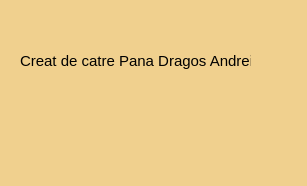
Old version of the form Despre.ui in the repository Dragos313/calculator_matrice.
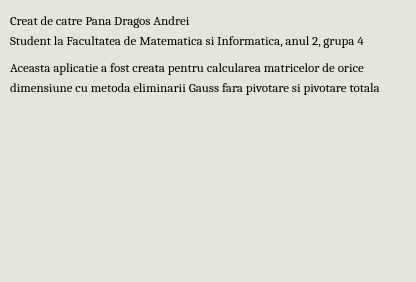
New version of the form. Icons and pictures are not drawn.

```diff
--- a/Despre.ui
+++ b/Despre.ui
@@ -6,8 +6,8 @@
    <rect>
     <x>0</x>
     <y>0</y>
-    <width>307</width>
-    <height>186</height>
+    <width>416</width>
+    <height>282</height>
    </rect>
   </property>
   <property name="palette">
@@ -25,9 +25,9 @@
      <colorrole role="Button">
       <brush brushstyle="SolidPattern">
        <color alpha="255">
-        <red>240</red>
-        <green>208</green>
-        <blue>142</blue>
+        <red>230</red>
+        <green>229</green>
+        <blue>219</blue>
        </color>
       </brush>
      </colorrole>
@@ -43,27 +43,27 @@
      <colorrole role="Midlight">
       <brush brushstyle="SolidPattern">
        <color alpha="255">
-        <red>247</red>
-        <green>231</green>
-        <blue>198</blue>
+        <red>242</red>
+        <green>242</green>
+        <blue>237</blue>
        </color>
       </brush>
      </colorrole>
      <colorrole role="Dark">
       <brush brushstyle="SolidPattern">
        <color alpha="255">
-        <red>120</red>
-        <green>104</green>
-        <blue>71</blue>
+        <red>115</red>
+        <green>114</green>
+        <blue>109</blue>
        </color>
       </brush>
      </colorrole>
      <colorrole role="Mid">
       <brush brushstyle="SolidPattern">
        <color alpha="255">
-        <red>160</red>
-        <green>139</green>
-        <blue>95</blue>
+        <red>153</red>
+        <green>153</green>
+        <blue>146</blue>
        </color>
       </brush>
      </colorrole>
@@ -106,9 +106,9 @@
      <colorrole role="Window">
       <brush brushstyle="SolidPattern">
        <color alpha="255">
-        <red>240</red>
-        <green>208</green>
-        <blue>142</blue>
+        <red>230</red>
+        <green>229</green>
+        <blue>219</blue>
        </color>
       </brush>
      </colorrole>
@@ -124,9 +124,9 @@
      <colorrole role="AlternateBase">
       <brush brushstyle="SolidPattern">
        <color alpha="255">
-        <red>247</red>
-        <green>231</green>
-        <blue>198</blue>
+        <red>242</red>
+        <green>242</green>
+        <blue>237</blue>
        </color>
       </brush>
      </colorrole>
@@ -162,9 +162,9 @@
      <colorrole role="Button">
       <brush brushstyle="SolidPattern">
        <color alpha="255">
-        <red>240</red>
-        <green>208</green>
-        <blue>142</blue>
+        <red>230</red>
+        <green>229</green>
+        <blue>219</blue>
        </color>
       </brush>
      </colorrole>
@@ -180,27 +180,27 @@
      <colorrole role="Midlight">
       <brush brushstyle="SolidPattern">
        <color alpha="255">
-        <red>247</red>
-        <green>231</green>
-        <blue>198</blue>
+        <red>242</red>
+        <green>242</green>
+        <blue>237</blue>
        </color>
       </brush>
      </colorrole>
      <colorrole role="Dark">
       <brush brushstyle="SolidPattern">
        <color alpha="255">
-        <red>120</red>
-        <green>104</green>
-        <blue>71</blue>
+        <red>115</red>
+        <green>114</green>
+        <blue>109</blue>
        </color>
       </brush>
      </colorrole>
      <colorrole role="Mid">
       <brush brushstyle="SolidPattern">
        <color alpha="255">
-        <red>160</red>
-        <green>139</green>
-        <blue>95</blue>
+        <red>153</red>
+        <green>153</green>
+        <blue>146</blue>
        </color>
       </brush>
      </colorrole>
@@ -243,9 +243,9 @@
      <colorrole role="Window">
       <brush brushstyle="SolidPattern">
        <color alpha="255">
-        <red>240</red>
-        <green>208</green>
-        <blue>142</blue>
+        <red>230</red>
+        <green>229</green>
+        <blue>219</blue>
        </color>
       </brush>
      </colorrole>
@@ -261,9 +261,9 @@
      <colorrole role="AlternateBase">
       <brush brushstyle="SolidPattern">
        <color alpha="255">
-        <red>247</red>
-        <green>231</green>
-        <blue>198</blue>
+        <red>242</red>
+        <green>242</green>
+        <blue>237</blue>
        </color>
       </brush>
      </colorrole>
@@ -290,18 +290,18 @@
      <colorrole role="WindowText">
       <brush brushstyle="SolidPattern">
        <color alpha="255">
-        <red>120</red>
-        <green>104</green>
-        <blue>71</blue>
+        <red>115</red>
+        <green>114</green>
+        <blue>109</blue>
        </color>
       </brush>
      </colorrole>
      <colorrole role="Button">
       <brush brushstyle="SolidPattern">
        <color alpha="255">
-        <red>240</red>
-        <green>208</green>
-        <blue>142</blue>
+        <red>230</red>
+        <green>229</green>
+        <blue>219</blue>
        </color>
       </brush>
      </colorrole>
@@ -317,36 +317,36 @@
      <colorrole role="Midlight">
       <brush brushstyle="SolidPattern">
        <color alpha="255">
-        <red>247</red>
-        <green>231</green>
-        <blue>198</blue>
+        <red>242</red>
+        <green>242</green>
+        <blue>237</blue>
        </color>
       </brush>
      </colorrole>
      <colorrole role="Dark">
       <brush brushstyle="SolidPattern">
        <color alpha="255">
-        <red>120</red>
-        <green>104</green>
-        <blue>71</blue>
+        <red>115</red>
+        <green>114</green>
+        <blue>109</blue>
        </color>
       </brush>
      </colorrole>
      <colorrole role="Mid">
       <brush brushstyle="SolidPattern">
        <color alpha="255">
-        <red>160</red>
-        <green>139</green>
-        <blue>95</blue>
+        <red>153</red>
+        <green>153</green>
+        <blue>146</blue>
        </color>
       </brush>
      </colorrole>
      <colorrole role="Text">
       <brush brushstyle="SolidPattern">
        <color alpha="255">
-        <red>120</red>
-        <green>104</green>
-        <blue>71</blue>
+        <red>115</red>
+        <green>114</green>
+        <blue>109</blue>
        </color>
       </brush>
      </colorrole>
@@ -362,27 +362,27 @@
      <colorrole role="ButtonText">
       <brush brushstyle="SolidPattern">
        <color alpha="255">
-        <red>120</red>
-        <green>104</green>
-        <blue>71</blue>
+        <red>115</red>
+        <green>114</green>
+        <blue>109</blue>
        </color>
       </brush>
      </colorrole>
      <colorrole role="Base">
       <brush brushstyle="SolidPattern">
        <color alpha="255">
-        <red>240</red>
-        <green>208</green>
-        <blue>142</blue>
+        <red>230</red>
+        <green>229</green>
+        <blue>219</blue>
        </color>
       </brush>
      </colorrole>
      <colorrole role="Window">
       <brush brushstyle="SolidPattern">
        <color alpha="255">
-        <red>240</red>
-        <green>208</green>
-        <blue>142</blue>
+        <red>230</red>
+        <green>229</green>
+        <blue>219</blue>
        </color>
       </brush>
      </colorrole>
@@ -398,9 +398,9 @@
      <colorrole role="AlternateBase">
       <brush brushstyle="SolidPattern">
        <color alpha="255">
-        <red>240</red>
-        <green>208</green>
-        <blue>142</blue>
+        <red>230</red>
+        <green>229</green>
+        <blue>219</blue>
        </color>
       </brush>
      </colorrole>
@@ -425,27 +425,102 @@
     </disabled>
    </palette>
   </property>
+  <property name="font">
+   <font>
+    <family>Cambria</family>
+   </font>
+  </property>
   <property name="windowTitle">
    <string>Dialog</string>
   </property>
   <widget class="QLabel" name="label">
    <property name="geometry">
     <rect>
-     <x>20</x>
-     <y>50</y>
+     <x>10</x>
+     <y>10</y>
      <width>231</width>
      <height>21</height>
     </rect>
    </property>
    <property name="font">
     <font>
-     <pointsize>11</pointsize>
+     <pointsize>10</pointsize>
     </font>
    </property>
    <property name="text">
     <string>Creat de catre Pana Dragos Andrei</string>
    </property>
   </widget>
+  <widget class="QLabel" name="label_2">
+   <property name="geometry">
+    <rect>
+     <x>10</x>
+     <y>30</y>
+     <width>401</width>
+     <height>21</height>
+    </rect>
+   </property>
+   <property name="font">
+    <font>
+     <pointsize>10</pointsize>
+    </font>
+   </property>
+   <property name="text">
+    <string>Student la Facultatea de Matematica si Informatica, anul 2, grupa 4</string>
+   </property>
+  </widget>
+  <widget class="QLabel" name="label_3">
+   <property name="geometry">
+    <rect>
+     <x>10</x>
+     <y>60</y>
+     <width>401</width>
+     <height>16</height>
+    </rect>
+   </property>
+   <property name="font">
+    <font>
+     <pointsize>10</pointsize>
+    </font>
+   </property>
+   <property name="text">
+    <string>Aceasta aplicatie a fost creata pentru calcularea matricelor de orice </string>
+   </property>
+  </widget>
+  <widget class="QLabel" name="label_4">
+   <property name="geometry">
+    <rect>
+     <x>10</x>
+     <y>80</y>
+     <width>401</width>
+     <height>16</height>
+    </rect>
+   </property>
+   <property name="font">
+    <font>
+     <pointsize>10</pointsize>
+    </font>
+   </property>
+   <property name="text">
+    <string>dimensiune cu metoda eliminarii Gauss fara pivotare si pivotare totala</string>
+   </property>
+  </widget>
+  <widget class="QLabel" name="label_5">
+   <property name="geometry">
+    <rect>
+     <x>140</x>
+     <y>120</y>
+     <width>141</width>
+     <height>151</height>
+    </rect>
+   </property>
+   <property name="text">
+    <string/>
+   </property>
+   <property name="pixmap">
+    <pixmap>matrix (3).png</pixmap>
+   </property>
+  </widget>
  </widget>
  <resources/>
  <connections/>
```
